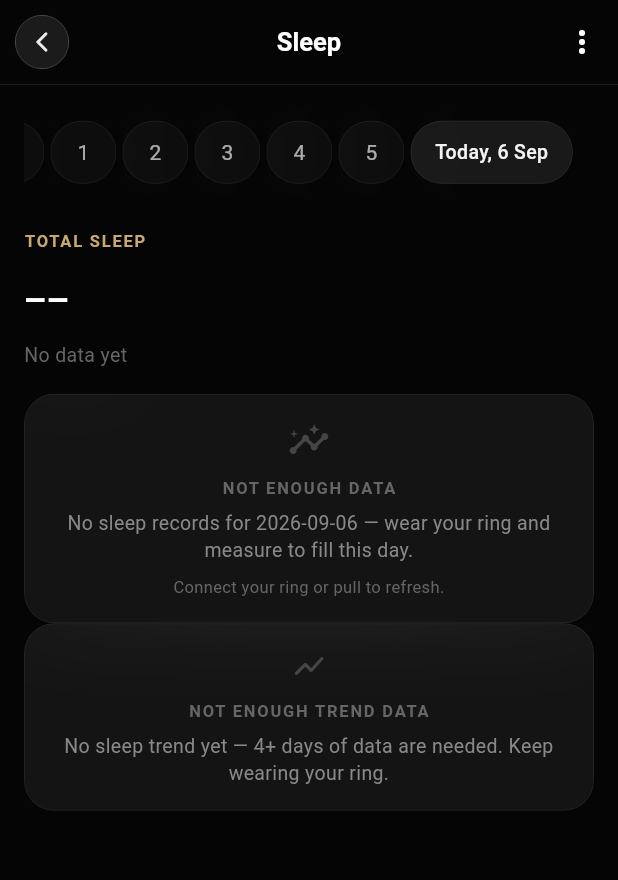
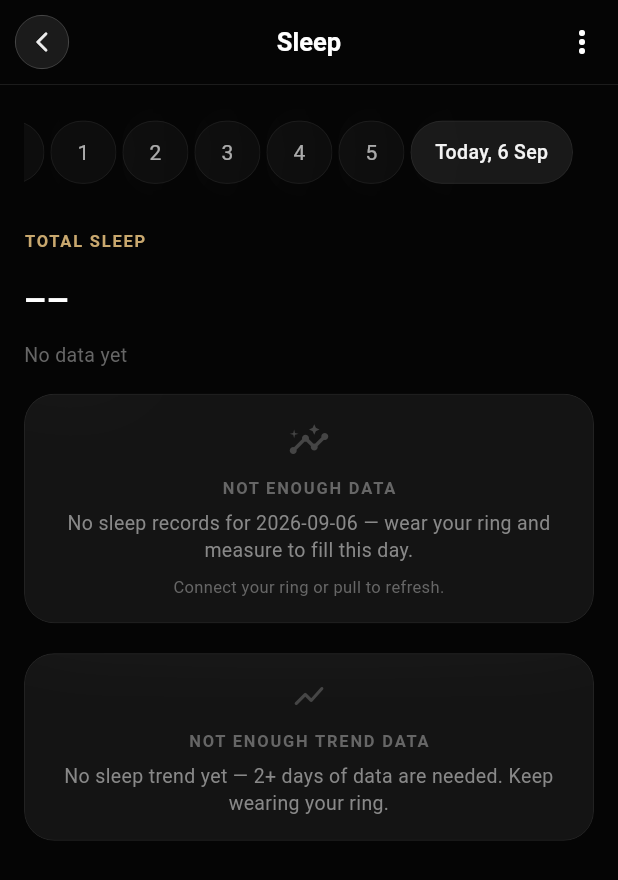
Before and after one commit to sivakumar1306/finalyear_project, a Flutter app: the SleepScreen screen opened by its route, on a phone screen of 412 x 824 dp. Shown: the top 880 px of the screen. Run offline on Flutter 3.47's test engine with Material 3 defaults, Android fonts, the phone set to English and light mode, and no system bars; our stand-ins replace camera, firebase_core, firebase_messaging, flutter_compass, flutter_local_notifications, geolocator and 7 more; missing offline and left inert: health_connector; accounts and stored records are empty.

Commit message:
feat: Update trend data validation to require a minimum of 2 days for display

```diff
--- a/lib/screens/health/blood_oxygen_screen.dart
+++ b/lib/screens/health/blood_oxygen_screen.dart
@@ -777,8 +777,8 @@ class _BloodOxygenScreenState extends State<BloodOxygenScreen> {
               ],
               const SizedBox(height: 20),
 
-              // ── 7. 7-day trend — also collapse when empty
-              if (_trendValues.every((v) => v == 0) && !_loadingTrend && !_trendOffline)
+              // ── 7. 7-day trend — also collapse when empty (2+ days required)
+              if (!TrendMath.hasEnoughTrendData(_trendValues) && !_loadingTrend && !_trendOffline)
                 const NotEnoughTrendDataCard(metric: 'blood oxygen')
               else ...[
                 ScrubbableChart(
--- a/lib/screens/health/blood_pressure_screen.dart
+++ b/lib/screens/health/blood_pressure_screen.dart
@@ -23,6 +23,7 @@ import '../../utils/date_keys.dart';
 import '../../widgets/metric_stat_card.dart';
 import '../../widgets/not_enough_data_card.dart';
 import '../../utils/hourly_aggregator.dart';
+import '../../utils/trend_math.dart';
 
 
 // ── Local design tokens ───────────────────────────────────────────────────────
@@ -834,8 +835,8 @@ class _BloodPressureScreenState extends State<BloodPressureScreen> {
               ],
               const SizedBox(height: 20),
 
-              // ── 7. 7-day trend — also collapse when empty
-              if ((_trendSbp.every((v) => v == 0) && _trendDbp.every((v) => v == 0)) && !_loadingTrend && !_trendOffline)
+              // ── 7. 7-day trend — also collapse when empty (2+ paired days)
+              if (!TrendMath.hasEnoughBpTrendData(_trendSbp, _trendDbp) && !_loadingTrend && !_trendOffline)
                 const NotEnoughTrendDataCard(metric: 'blood pressure')
               else ...[
                 ScrubbableBPChart(
--- a/lib/screens/health/heart_rate_screen.dart
+++ b/lib/screens/health/heart_rate_screen.dart
@@ -756,8 +756,8 @@ class _HeartRateScreenState extends State<HeartRateScreen> {
               ],
               const SizedBox(height: 20),
 
-              // ── 7. 7-day trend — also collapse when empty
-              if (_trendValues.every((v) => v == 0) && !_loadingTrend && !_trendOffline)
+              // ── 7. 7-day trend — also collapse when empty (2+ days required)
+              if (!TrendMath.hasEnoughTrendData(_trendValues) && !_loadingTrend && !_trendOffline)
                 const NotEnoughTrendDataCard(metric: 'heart rate')
               else ...[
                 ScrubbableChart(
--- a/lib/screens/health/hrv_screen.dart
+++ b/lib/screens/health/hrv_screen.dart
@@ -807,8 +807,8 @@ class _HrvScreenState extends State<HrvScreen> {
                 ],
                 const SizedBox(height: 20),
 
-                // ── 5. 7-day trend ─────────────────────────────────────────
-                if (_trendValues.every((v) => v == 0) && !_loadingTrend && !_trendOffline)
+                // ── 5. 7-day trend ───────────────────────────────────────── (2+ days)
+                if (!TrendMath.hasEnoughTrendData(_trendValues) && !_loadingTrend && !_trendOffline)
                   const NotEnoughTrendDataCard(metric: 'HRV')
                 else ...[
                   ScrubbableChart(
--- a/lib/screens/health/sleep_screen.dart
+++ b/lib/screens/health/sleep_screen.dart
@@ -862,11 +862,12 @@ class _SleepScreenState extends State<SleepScreen> {
                     ),
                   ],
                 ),
-                const SizedBox(height: 20),
               ],
 
-              // ── 8. 7-day trend — collapse when empty
-              if (trendVals.every((v) => v == 0) && !_dbOffline)
+              const SizedBox(height: 20),
+
+              // ── 8. 7-day trend — collapse when empty (2+ days required)
+              if (!TrendMath.hasEnoughTrendData(trendVals) && !_dbOffline)
                 const NotEnoughTrendDataCard(metric: 'sleep')
               else
                 MetricChartCard(
--- a/lib/screens/health/stress_screen.dart
+++ b/lib/screens/health/stress_screen.dart
@@ -24,6 +24,7 @@ import '../../utils/formatters.dart';
 import '../../widgets/metric_stat_card.dart';
 import '../../widgets/not_enough_data_card.dart';
 import '../../utils/hourly_aggregator.dart';
+import '../../utils/trend_math.dart';
 
 
 // ── Local design tokens ───────────────────────────────────────────────────────
@@ -698,8 +699,8 @@ class _StressScreenState extends State<StressScreen> {
               ],
               const SizedBox(height: 20),
 
-              // ── 7. 7-day trend ─────────────────────────────────────────────
-              if (_trendValues.every((v) => v == 0) && !_loadingTrend && !_trendOffline)
+              // ── 7. 7-day trend ───────────────────────────────────────────── (2+ days)
+              if (!TrendMath.hasEnoughTrendData(_trendValues) && !_loadingTrend && !_trendOffline)
                 const NotEnoughTrendDataCard(metric: 'stress')
               else ...[
                 ScrubbableChart(
--- a/lib/screens/health/temperature_screen.dart
+++ b/lib/screens/health/temperature_screen.dart
@@ -26,6 +26,7 @@ import '../../utils/formatters.dart';
 import '../../widgets/metric_stat_card.dart';
 import '../../widgets/not_enough_data_card.dart';
 import '../../utils/hourly_aggregator.dart';
+import '../../utils/trend_math.dart';
 
 
 // ── Local design tokens — same system as heart_rate_screen.dart / blood_oxygen_screen.dart ──
@@ -758,9 +759,8 @@ class _TemperatureScreenState extends State<TemperatureScreen> {
               ],
               const SizedBox(height: 20),
 
-              // ── 6. 7-day trend ────────────────────────────────────────────
-              // ── 6. 7-day trend — also collapse when empty
-              if (_trendValues.every((v) => v == 0) && !_loadingTrend && !_trendOffline)
+              // ── 6. 7-day trend — also collapse when empty (2+ days)
+              if (!TrendMath.hasEnoughTrendData(_trendValues) && !_loadingTrend && !_trendOffline)
                 const NotEnoughTrendDataCard(metric: 'temperature')
               else ...[
                 ScrubbableChart(
--- a/lib/utils/trend_math.dart
+++ b/lib/utils/trend_math.dart
@@ -44,4 +44,20 @@ abstract class TrendMath {
     }
     return bars;
   }
+
+  /// Minimum non-zero days required before a 7-day trend chart is shown.
+  /// Gates all `NotEnoughTrendDataCard` checks (2+ days per user decision).
+  static const kMinTrendDays = 2;
+
+  static bool hasEnoughTrendData(List<num> values, {int minDays = kMinTrendDays}) =>
+      values.where((v) => v > 0).length >= minDays;
+
+  static bool hasEnoughBpTrendData(List<int> sbp, List<int> dbp, {int minDays = kMinTrendDays}) {
+    final n = sbp.length < dbp.length ? sbp.length : dbp.length;
+    int count = 0;
+    for (int i = 0; i < n; i++) {
+      if (sbp[i] > 0 && dbp[i] > 0) count++;
+    }
+    return count >= minDays;
+  }
 }
--- a/lib/widgets/not_enough_data_card.dart
+++ b/lib/widgets/not_enough_data_card.dart
@@ -83,7 +83,7 @@ class NotEnoughTrendDataCard extends StatelessWidget {
           Text('NOT ENOUGH TREND DATA',
             style: AppTypography.inter(fontSize: 11, fontWeight: FontWeight.w600, color: AppTheme.textTertiary, letterSpacing: 1.2)),
           const SizedBox(height: 6),
-          Text('No $metric trend yet — 4+ days of data are needed. Keep wearing your ring.',
+          Text('No $metric trend yet — 2+ days of data are needed. Keep wearing your ring.',
             textAlign: TextAlign.center, style: AppTypography.inter(fontSize: 13, color: AppTheme.textSec, height: 1.4)),
         ],
       ),
```
